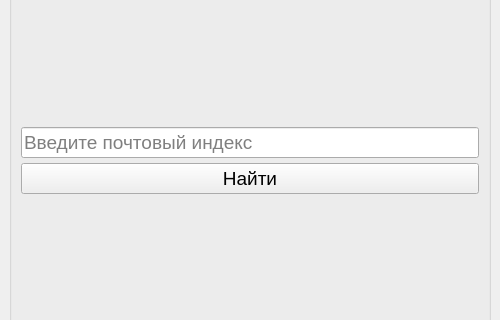
Old version of the form advanced/practice_7_GUI/resources/ui/search_by_zip.ui in the repository novobranchenko-danil/124-19; both pictures show x 0 to 500 and y 223 to 543 of the 500 by 754 pixel window.
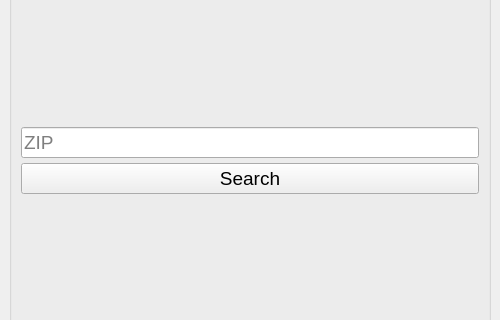
New version of the form.

```diff
--- a/advanced/practice_7_GUI/resources/ui/search_by_zip.ui
+++ b/advanced/practice_7_GUI/resources/ui/search_by_zip.ui
@@ -123,14 +123,14 @@
        <item>
         <widget class="QLineEdit" name="zip_input">
          <property name="placeholderText">
-          <string>Введите почтовый индекс</string>
+          <string>ZIP</string>
          </property>
         </widget>
        </item>
        <item>
         <widget class="QPushButton" name="search_button">
          <property name="text">
-          <string>Найти</string>
+          <string>Search</string>
          </property>
         </widget>
        </item>
```
